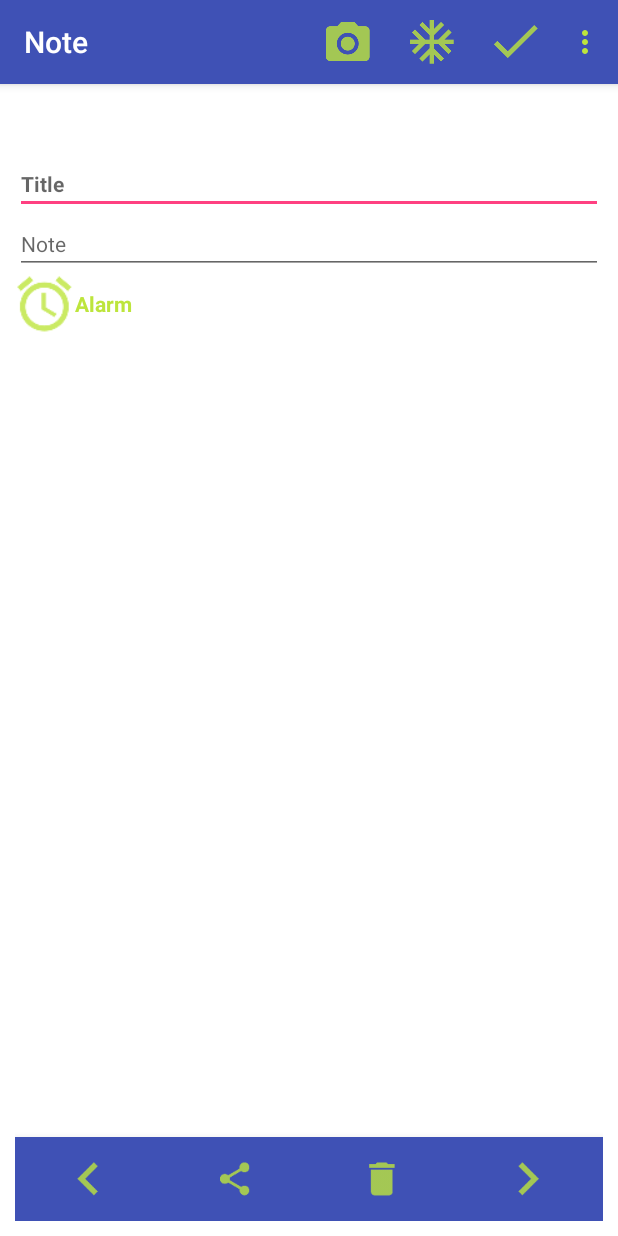
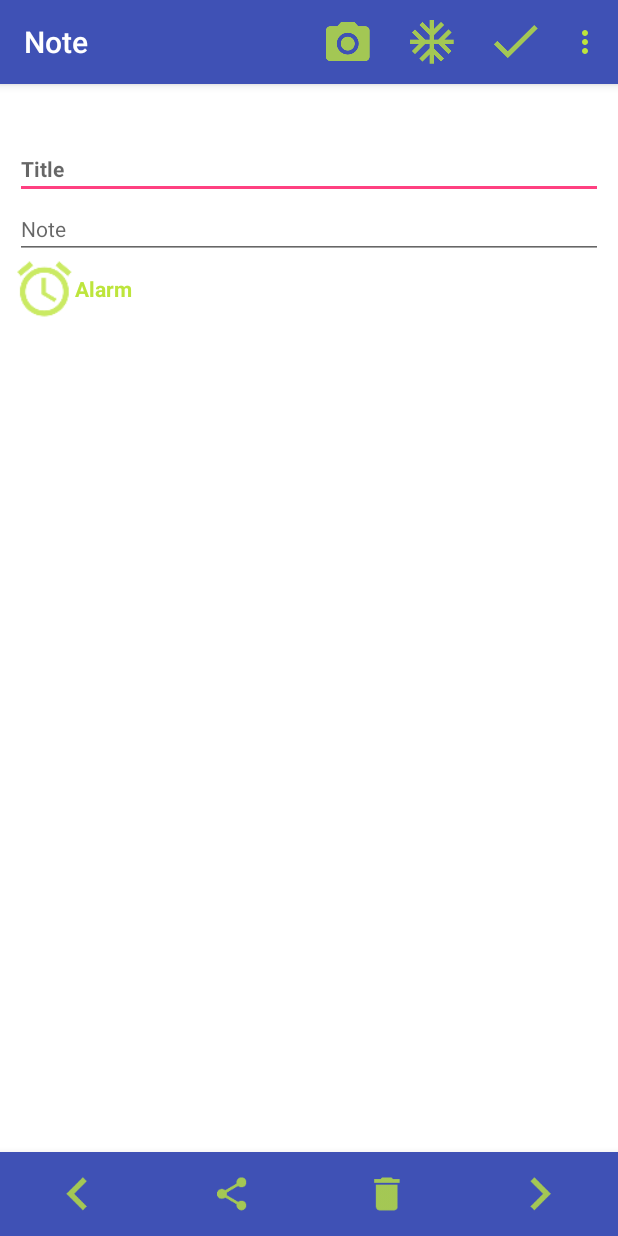
Before and after one commit to Meteoric-Cat/Assignment, an Android app: the EditingActivity screen opened directly, with no data from a screen before it, on a phone screen of 412 x 824 dp. Run offline under Robolectric (Android 15) with nearby library versions, the light colour scheme and no system bars; 3 statements that could not run were skipped.

Commit message:
Commit on Other2:Changed layout

```diff
--- a/app/src/main/res/layout/activity_editing.xml
+++ b/app/src/main/res/layout/activity_editing.xml
@@ -5,13 +5,14 @@
     xmlns:tools="http://schemas.android.com/tools"
     android:layout_width="match_parent"
     android:layout_height="match_parent"
-    android:padding="10dp"
     tools:context=".EditingActivity">
 
     <ImageView
         android:id="@+id/iv_photo"
         android:layout_width="200dp"
         android:layout_height="200dp"
+        android:layout_marginTop="10dp"
+        android:layout_marginLeft="10dp"
         android:layout_alignParentLeft="true"
         android:visibility="gone"/>
 
@@ -20,6 +21,7 @@
         android:layout_width="wrap_content"
         android:layout_height="wrap_content"
         android:layout_alignParentRight="true"
+        android:layout_marginRight="10dp"
         android:layout_below="@id/iv_photo"
         android:layout_marginTop="10dp"
         android:textStyle="bold"
@@ -31,6 +33,7 @@
         android:layout_width="match_parent"
         android:layout_height="wrap_content"
         android:layout_alignParentLeft="true"
+        android:layout_marginHorizontal="10dp"
         android:layout_below="@id/tv_time"
         android:layout_marginTop="10dp"
         android:textStyle="bold"
@@ -43,6 +46,7 @@
         android:layout_width="match_parent"
         android:layout_height="wrap_content"
         android:layout_alignLeft="@id/et_title"
+        android:layout_alignRight="@id/et_title"
         android:layout_below="@id/et_title"
         android:textSize="14sp"
         android:hint="@string/et_contentHint"/>
@@ -52,7 +56,8 @@
         android:layout_width="40dp"
         android:layout_height="40dp"
         android:background="@drawable/ic_clock"
-        android:layout_below="@id/et_content"/>
+        android:layout_below="@id/et_content"
+        android:layout_alignLeft="@id/et_title"/>
 
     <TextView
         android:id="@+id/tv_alarm"
```
Also changed, not shown: app/src/main/res/layout/activity_creating.xml (+6 -1 lines).
